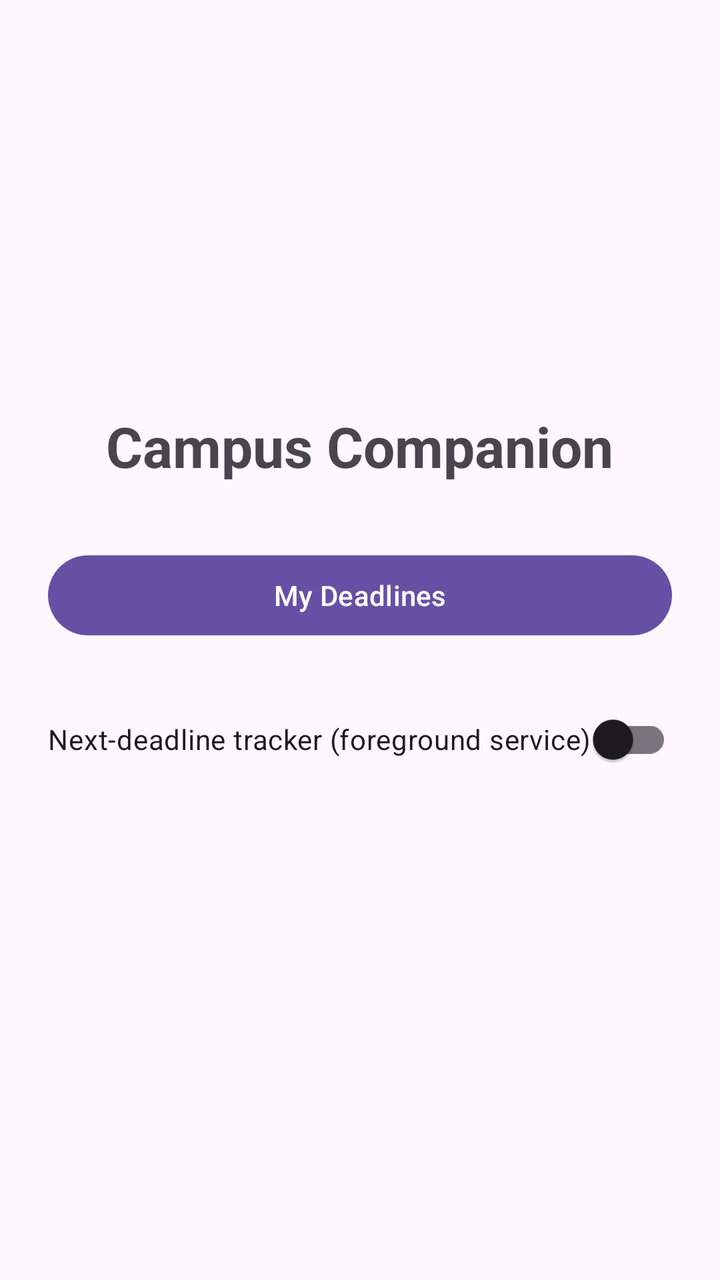
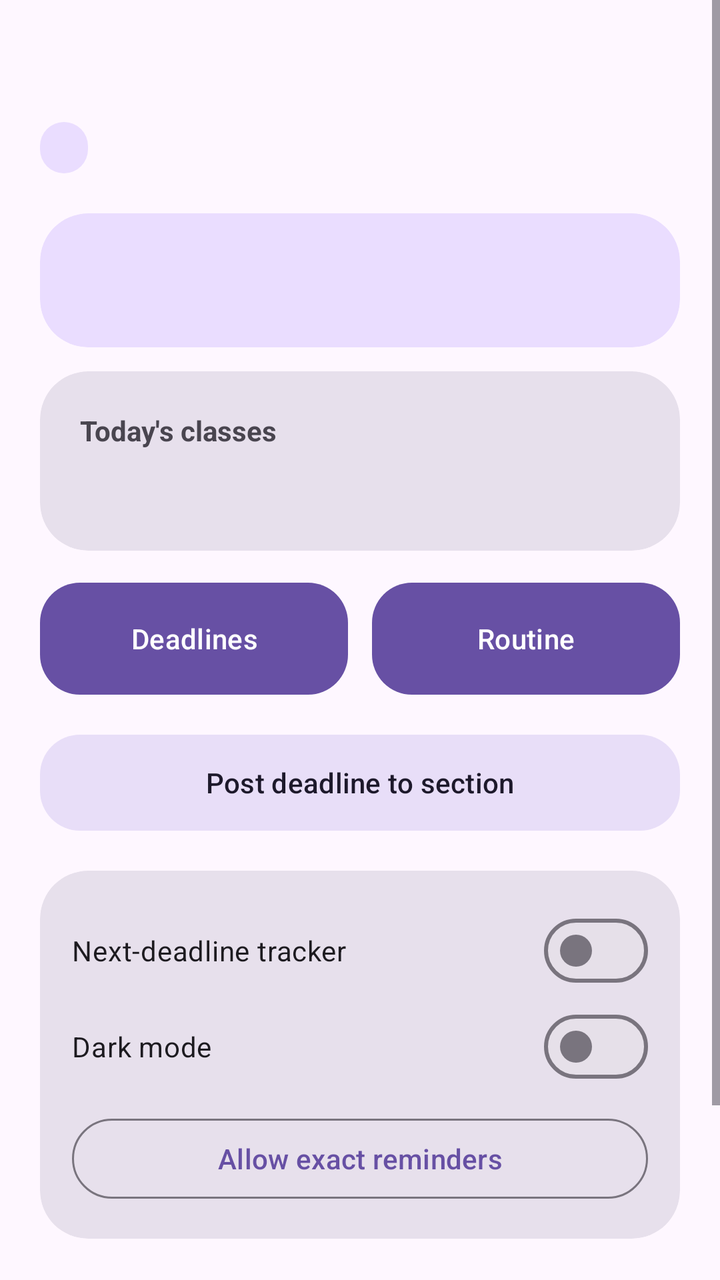

Before-and-after screenshots of an Android layout around one commit, followed by the original layout XML and the change that was made.
<!-- AndroidManifest.xml: application theme Theme.CampusCompanion -->
<!-- res/layout/activity_main.xml -->
<?xml version="1.0" encoding="utf-8"?>
<LinearLayout xmlns:android="http://schemas.android.com/apk/res/android"
    android:layout_width="match_parent"
    android:layout_height="match_parent"
    android:gravity="center"
    android:orientation="vertical"
    android:padding="24dp">

    <TextView
        android:layout_width="wrap_content"
        android:layout_height="wrap_content"
        android:layout_marginBottom="32dp"
        android:text="Campus Companion"
        android:textSize="28sp"
        android:textStyle="bold" />

    <com.google.android.material.button.MaterialButton
        android:id="@+id/btnDeadlines"
        android:layout_width="match_parent"
        android:layout_height="wrap_content"
        android:text="My Deadlines" />

    <com.google.android.material.switchmaterial.SwitchMaterial
        android:id="@+id/swTracker"
        android:layout_width="match_parent"
        android:layout_height="wrap_content"
        android:layout_marginTop="24dp"
        android:text="Next-deadline tracker (foreground service)" />

    <com.google.android.material.button.MaterialButton
        android:id="@+id/btnExactAlarm"
        style="@style/Widget.Material3.Button.OutlinedButton"
        android:layout_width="match_parent"
        android:layout_height="wrap_content"
        android:layout_marginTop="16dp"
        android:text="Allow exact reminders"
        android:visibility="gone" />

    <TextView
        android:id="@+id/tvProviderCount"
        android:layout_width="wrap_content"
        android:layout_height="wrap_content"
        android:layout_marginTop="24dp"
        android:textSize="13sp" />
</LinearLayout>
<!-- resources referenced by this layout -->
<resources>
  <style name="Theme.CampusCompanion" parent="Base.Theme.CampusCompanion" />
  <style name="Base.Theme.CampusCompanion" parent="Theme.Material3.DayNight.NoActionBar">
          
          
      </style>
</resources>

<!-- the commit's change to res/layout/activity_main.xml (unified diff, before → after) -->
@@ -1,45 +1,185 @@
 <?xml version="1.0" encoding="utf-8"?>
-<LinearLayout xmlns:android="http://schemas.android.com/apk/res/android"
+<ScrollView xmlns:android="http://schemas.android.com/apk/res/android"
+    xmlns:app="http://schemas.android.com/apk/res-auto"
     android:layout_width="match_parent"
     android:layout_height="match_parent"
-    android:gravity="center"
-    android:orientation="vertical"
-    android:padding="24dp">
+    android:fillViewport="true">
 
-    <TextView
-        android:layout_width="wrap_content"
-        android:layout_height="wrap_content"
-        android:layout_marginBottom="32dp"
-        android:text="Campus Companion"
-        android:textSize="28sp"
-        android:textStyle="bold" />
-
-    <com.google.android.material.button.MaterialButton
-        android:id="@+id/btnDeadlines"
+    <LinearLayout
         android:layout_width="match_parent"
         android:layout_height="wrap_content"
-        android:text="My Deadlines" />
+        android:orientation="vertical"
+        android:padding="20dp">
 
-    <com.google.android.material.switchmaterial.SwitchMaterial
-        android:id="@+id/swTracker"
-        android:layout_width="match_parent"
-        android:layout_height="wrap_content"
-        android:layout_marginTop="24dp"
-        android:text="Next-deadline tracker (foreground service)" />
+        
+        <TextView
+            android:id="@+id/tvGreeting"
+            android:layout_width="match_parent"
+            android:layout_height="wrap_content"
+            android:textSize="26sp"
+            android:textStyle="bold"
+            android:textColor="?attr/colorOnSurface" />
 
-    <com.google.android.material.button.MaterialButton
-        android:id="@+id/btnExactAlarm"
-        style="@style/Widget.Material3.Button.OutlinedButton"
-        android:layout_width="match_parent"
-        android:layout_height="wrap_content"
-        android:layout_marginTop="16dp"
-        android:text="Allow exact reminders"
-        android:visibility="gone" />
+        <TextView
+            android:id="@+id/tvSection"
+            android:layout_width="wrap_content"
+            android:layout_height="wrap_content"
+            android:layout_marginTop="6dp"
+            android:background="@drawable/bg_chip"
+            android:paddingHorizontal="12dp"
+            android:paddingVertical="4dp"
+            android:textColor="?attr/colorOnPrimaryContainer"
+            android:textSize="13sp" />
 
-    <TextView
-        android:id="@+id/tvProviderCount"
-        android:layout_width="wrap_content"
-        android:layout_height="wrap_content"
-        android:layout_marginTop="24dp"
-        android:textSize="13sp" />
-</LinearLayout>
+        
+        <com.google.android.material.card.MaterialCardView
+            android:layout_width="match_parent"
+            android:layout_height="wrap_content"
+            android:layout_marginTop="20dp"
+            app:cardBackgroundColor="?attr/colorPrimaryContainer"
+            app:cardCornerRadius="24dp"
+            app:cardElevation="0dp"
+            app:strokeWidth="0dp">
+
+            <TextView
+                android:id="@+id/tvWeather"
+                android:layout_width="match_parent"
+                android:layout_height="wrap_content"
+                android:padding="20dp"
+                android:textColor="?attr/colorOnPrimaryContainer"
+                android:textSize="20sp"
+                android:lineSpacingExtra="4dp" />
+        </com.google.android.material.card.MaterialCardView>
+
+        
+        <com.google.android.material.card.MaterialCardView
+            android:layout_width="match_parent"
+            android:layout_height="wrap_content"
+            android:layout_marginTop="12dp"
+            app:cardBackgroundColor="?attr/colorSurfaceVariant"
+            app:cardCornerRadius="24dp"
+            app:cardElevation="0dp"
+            app:strokeWidth="0dp">
+
+            <LinearLayout
+                android:layout_width="match_parent"
+                android:layout_height="wrap_content"
+                android:orientation="vertical"
+                android:padding="20dp">
+
+                <TextView
+                    android:layout_width="wrap_content"
+                    android:layout_height="wrap_content"
+                    android:text="Today's classes"
+                    android:textColor="?attr/colorOnSurfaceVariant"
+                    android:textSize="14sp"
+                    android:textStyle="bold" />
+
+                <TextView
+                    android:id="@+id/tvToday"
+                    android:layout_width="match_parent"
+                    android:layout_height="wrap_content"
+                    android:layout_marginTop="8dp"
+                    android:textColor="?attr/colorOnSurface"
+                    android:textSize="17sp"
+                    android:lineSpacingExtra="4dp" />
+            </LinearLayout>
+        </com.google.android.material.card.MaterialCardView>
+
+        
+        <LinearLayout
+            android:layout_width="match_parent"
+            android:layout_height="wrap_content"
+            android:layout_marginTop="12dp"
+            android:orientation="horizontal">
+
+            <com.google.android.material.button.MaterialButton
+                android:id="@+id/btnDeadlines"
+                android:layout_width="0dp"
+                android:layout_height="64dp"
+                android:layout_marginEnd="6dp"
+                android:layout_weight="1"
+                android:text="Deadlines"
+                app:cornerRadius="20dp" />
+
+            <com.google.android.material.button.MaterialButton
+                android:id="@+id/btnRoutine"
+                android:layout_width="0dp"
+                android:layout_height="64dp"
+                android:layout_marginStart="6dp"
+                android:layout_weight="1"
+                android:text="Routine"
+                app:cornerRadius="20dp" />
+        </LinearLayout>
+
+        
+        <com.google.android.material.button.MaterialButton
+            android:id="@+id/btnPost"
+            style="@style/Widget.Material3.Button.TonalButton"
+            android:layout_width="match_parent"
+            android:layout_height="56dp"
+            android:layout_marginTop="12dp"
+            android:text="Post deadline to section"
+            app:cornerRadius="20dp" />
+
+        
+        <com.google.android.material.card.MaterialCardView
+            android:layout_width="match_parent"
+            android:layout_height="wrap_content"
+            android:layout_marginTop="16dp"
+            app:cardBackgroundColor="?attr/colorSurfaceVariant"
+            app:cardCornerRadius="24dp"
+            app:cardElevation="0dp"
+            app:strokeWidth="0dp">
+
+            <LinearLayout
+                android:layout_width="match_parent"
+                android:layout_height="wrap_content"
+                android:orientation="vertical"
+                android:padding="16dp">
+
+                <com.google.android.material.materialswitch.MaterialSwitch
+                    android:id="@+id/swTracker"
+                    android:layout_width="match_parent"
+                    android:layout_height="wrap_content"
+                    android:text="Next-deadline tracker"
+                    android:textColor="?attr/colorOnSurface" />
+
+                <com.google.android.material.materialswitch.MaterialSwitch
+                    android:id="@+id/swDark"
+                    android:layout_width="match_parent"
+                    android:layout_height="wrap_content"
+                    android:text="Dark mode"
+                    android:textColor="?attr/colorOnSurface" />
+
+                <com.google.android.material.button.MaterialButton
+                    android:id="@+id/btnExactAlarm"
+                    style="@style/Widget.Material3.Button.OutlinedButton"
+                    android:layout_width="match_parent"
+                    android:layout_height="wrap_content"
+                    android:layout_marginTop="8dp"
+                    android:text="Allow exact reminders" />
+            </LinearLayout>
+        </com.google.android.material.card.MaterialCardView>
+
+        <TextView
+            android:id="@+id/tvProviderCount"
+            android:layout_width="match_parent"
+            android:layout_height="wrap_content"
+            android:layout_marginTop="12dp"
+            android:textColor="?attr/colorOnSurfaceVariant"
+            android:textSize="13sp" />
+
+        
+        <com.google.android.material.button.MaterialButton
+            android:id="@+id/btnLogout"
+            style="@style/Widget.Material3.Button.OutlinedButton"
+            android:layout_width="match_parent"
+            android:layout_height="56dp"
+            android:layout_marginTop="16dp"
+            android:text="Log out"
+            android:textColor="?attr/colorError"
+            app:cornerRadius="20dp"
+            app:strokeColor="?attr/colorError" />
+    </LinearLayout>
+</ScrollView>
<!-- resource entries referenced after the edit -->
@@ -1,5 +1,12 @@
 <!-- resources referenced by this layout -->
 <resources>
+  <!-- drawable bg_chip (drawable) -->
+  <?xml version="1.0" encoding="utf-8"?>
+  <shape xmlns:android="http://schemas.android.com/apk/res/android"
+      android:shape="rectangle">
+      <solid android:color="?attr/colorPrimaryContainer" />
+      <corners android:radius="50dp" />
+  </shape>
   <style name="Theme.CampusCompanion" parent="Base.Theme.CampusCompanion" />
   <style name="Base.Theme.CampusCompanion" parent="Theme.Material3.DayNight.NoActionBar">
           
